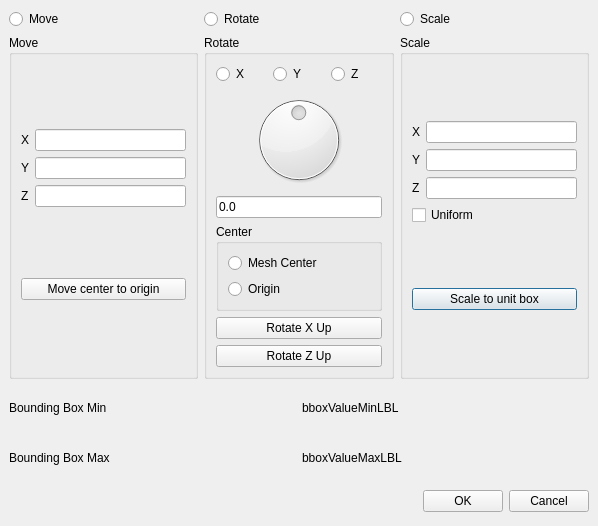
Qt form src/meshlabplugins/meshfilter/ui/transformDialog.ui (cnr-isti-vclab/meshlab) before a commit.
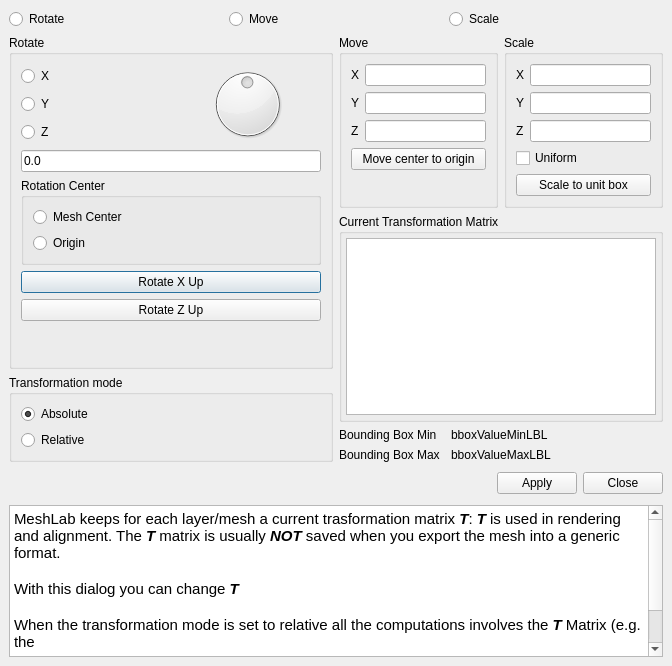
The same form after that commit. Icons and pictures are not drawn.

Commit message: Added Freeze transform and improved transformation dialog

```diff
--- a/src/meshlabplugins/meshfilter/ui/transformDialog.ui
+++ b/src/meshlabplugins/meshfilter/ui/transformDialog.ui
@@ -8,8 +8,8 @@
    <rect>
     <x>0</x>
     <y>0</y>
-    <width>598</width>
-    <height>526</height>
+    <width>672</width>
+    <height>666</height>
    </rect>
   </property>
   <property name="windowTitle" >
@@ -18,104 +18,112 @@
   <property name="windowIcon" >
    <iconset>../../../meshlab/images/eye128.png</iconset>
   </property>
-  <layout class="QGridLayout" >
+  <layout class="QVBoxLayout" >
    <property name="margin" >
     <number>9</number>
    </property>
    <property name="spacing" >
     <number>6</number>
    </property>
-   <item row="1" column="2" >
-    <widget class="QGroupBox" name="scaleBox" >
-     <property name="title" >
+   <item>
+    <layout class="QHBoxLayout" >
+     <property name="margin" >
+      <number>0</number>
+     </property>
+     <property name="spacing" >
+      <number>6</number>
+     </property>
+     <item>
+      <widget class="QRadioButton" name="isRotateRB" >
+       <property name="text" >
+        <string>Rotate</string>
+       </property>
+      </widget>
+     </item>
+     <item>
+      <widget class="QRadioButton" name="isMoveRB" >
+       <property name="text" >
+        <string>Move</string>
+       </property>
+      </widget>
+     </item>
+     <item>
+      <widget class="QRadioButton" name="isScaleRB" >
+       <property name="text" >
       <string>Scale</string>
      </property>
-     <layout class="QGridLayout" >
+      </widget>
+     </item>
+    </layout>
+   </item>
+   <item>
+    <layout class="QHBoxLayout" >
       <property name="margin" >
-       <number>9</number>
+      <number>0</number>
       </property>
       <property name="spacing" >
        <number>6</number>
       </property>
-      <item row="1" column="0" >
-       <widget class="QPushButton" name="scaleUnitPB" >
-        <property name="text" >
-         <string>Scale to unit box</string>
-        </property>
-       </widget>
-      </item>
-      <item row="0" column="0" >
-       <layout class="QGridLayout" >
+     <item>
+      <layout class="QVBoxLayout" >
         <property name="margin" >
          <number>0</number>
         </property>
         <property name="spacing" >
          <number>6</number>
         </property>
-        <item row="2" column="0" >
-         <widget class="QLabel" name="zScaleLBL" >
-          <property name="text" >
-           <string>Z</string>
-          </property>
-          <property name="buddy" >
-           <cstring>zScaleLE</cstring>
-          </property>
-         </widget>
-        </item>
-        <item row="1" column="1" >
-         <widget class="QLineEdit" name="yScaleLE" />
-        </item>
-        <item row="0" column="1" >
-         <widget class="QLineEdit" name="xScaleLE" />
-        </item>
-        <item row="1" column="0" >
-         <widget class="QLabel" name="yScaleLBL" >
-          <property name="text" >
-           <string>Y</string>
-          </property>
-          <property name="buddy" >
-           <cstring>yScaleLE</cstring>
-          </property>
-         </widget>
-        </item>
-        <item row="0" column="0" >
-         <widget class="QLabel" name="xScaleLBL" >
-          <property name="text" >
-           <string>X</string>
-          </property>
-          <property name="buddy" >
-           <cstring>xScaleLE</cstring>
-          </property>
-         </widget>
-        </item>
-        <item row="2" column="1" >
-         <widget class="QLineEdit" name="zScaleLE" />
-        </item>
-        <item row="3" column="0" colspan="2" >
-         <widget class="QCheckBox" name="uniformScaleCB" >
-          <property name="text" >
-           <string>Uniform</string>
-          </property>
-         </widget>
-        </item>
-       </layout>
-      </item>
-     </layout>
-    </widget>
-   </item>
-   <item row="1" column="1" >
+       <item>
     <widget class="QGroupBox" name="rotateBox" >
      <property name="title" >
       <string>Rotate</string>
      </property>
-     <layout class="QGridLayout" >
+         <layout class="QVBoxLayout" >
       <property name="margin" >
        <number>9</number>
       </property>
       <property name="spacing" >
        <number>6</number>
       </property>
-      <item row="1" column="0" >
+          <item>
+           <layout class="QHBoxLayout" >
+            <property name="margin" >
+             <number>0</number>
+            </property>
+            <property name="spacing" >
+             <number>6</number>
+            </property>
+            <item>
+             <layout class="QVBoxLayout" >
+              <property name="margin" >
+               <number>0</number>
+              </property>
+              <property name="spacing" >
+               <number>6</number>
+              </property>
+              <item>
+               <widget class="QRadioButton" name="xAxisRB" >
+                <property name="text" >
+                 <string>X</string>
+                </property>
+               </widget>
+              </item>
+              <item>
+               <widget class="QRadioButton" name="yAxisRB" >
+                <property name="text" >
+                 <string>Y</string>
+                </property>
+               </widget>
+              </item>
+              <item>
+               <widget class="QRadioButton" name="zAxisRB" >
+                <property name="text" >
+                 <string>Z</string>
+                </property>
+               </widget>
+              </item>
+             </layout>
+            </item>
+            <item>
        <widget class="QDial" name="rotateDial" >
         <property name="maximum" >
          <number>359</number>
@@ -140,50 +148,9 @@
         </property>
        </widget>
       </item>
-      <item row="5" column="0" >
-       <widget class="QPushButton" name="rotateZUpPB" >
-        <property name="text" >
-         <string>Rotate Z Up</string>
-        </property>
-       </widget>
-      </item>
-      <item row="4" column="0" >
-       <widget class="QPushButton" name="rotateXUpPB" >
-        <property name="text" >
-         <string>Rotate X Up</string>
-        </property>
-       </widget>
-      </item>
-      <item row="3" column="0" >
-       <widget class="QGroupBox" name="centerRotateBox" >
-        <property name="title" >
-         <string>Center</string>
-        </property>
-        <layout class="QGridLayout" >
-         <property name="margin" >
-          <number>9</number>
-         </property>
-         <property name="spacing" >
-          <number>6</number>
-         </property>
-         <item row="0" column="0" >
-          <widget class="QRadioButton" name="centerRotateRB" >
-           <property name="text" >
-            <string>Mesh Center</string>
-           </property>
-          </widget>
-         </item>
-         <item row="1" column="0" >
-          <widget class="QRadioButton" name="originRotateRB" >
-           <property name="text" >
-            <string>Origin</string>
-           </property>
-          </widget>
-         </item>
-        </layout>
-       </widget>
-      </item>
-      <item row="2" column="0" >
+           </layout>
+          </item>
+          <item>
        <widget class="QLineEdit" name="rotateLE" >
         <property name="text" >
          <string>0.0</string>
@@ -193,7 +160,108 @@
         </property>
        </widget>
       </item>
+          <item>
+           <widget class="QGroupBox" name="centerRotateBox" >
+            <property name="title" >
+             <string>Rotation Center</string>
+            </property>
+            <layout class="QGridLayout" >
+             <property name="margin" >
+              <number>9</number>
+             </property>
+             <property name="spacing" >
+              <number>6</number>
+             </property>
+             <item row="1" column="0" >
+              <widget class="QRadioButton" name="originRotateRB" >
+               <property name="text" >
+                <string>Origin</string>
+               </property>
+              </widget>
+             </item>
       <item row="0" column="0" >
+              <widget class="QRadioButton" name="centerRotateRB" >
+               <property name="text" >
+                <string>Mesh Center</string>
+               </property>
+              </widget>
+             </item>
+            </layout>
+           </widget>
+          </item>
+          <item>
+           <widget class="QPushButton" name="rotateXUpPB" >
+            <property name="text" >
+             <string>Rotate X Up</string>
+            </property>
+           </widget>
+          </item>
+          <item>
+           <widget class="QPushButton" name="rotateZUpPB" >
+            <property name="text" >
+             <string>Rotate Z Up</string>
+            </property>
+           </widget>
+          </item>
+          <item>
+           <spacer>
+            <property name="orientation" >
+             <enum>Qt::Vertical</enum>
+            </property>
+            <property name="sizeHint" >
+             <size>
+              <width>16</width>
+              <height>56</height>
+             </size>
+            </property>
+           </spacer>
+          </item>
+         </layout>
+        </widget>
+       </item>
+       <item>
+        <widget class="QGroupBox" name="groupBox_2" >
+         <property name="title" >
+          <string>Transformation mode</string>
+         </property>
+         <layout class="QVBoxLayout" >
+          <property name="margin" >
+           <number>9</number>
+          </property>
+          <property name="spacing" >
+           <number>6</number>
+          </property>
+          <item>
+           <widget class="QRadioButton" name="absoluteRB" >
+            <property name="text" >
+             <string>Absolute</string>
+            </property>
+            <property name="checked" >
+             <bool>true</bool>
+            </property>
+           </widget>
+          </item>
+          <item>
+           <widget class="QRadioButton" name="relativeRB" >
+            <property name="text" >
+             <string>Relative</string>
+            </property>
+           </widget>
+          </item>
+         </layout>
+        </widget>
+       </item>
+      </layout>
+     </item>
+     <item>
+      <layout class="QVBoxLayout" >
+       <property name="margin" >
+        <number>0</number>
+       </property>
+       <property name="spacing" >
+        <number>6</number>
+       </property>
+       <item>
        <layout class="QHBoxLayout" >
         <property name="margin" >
          <number>0</number>
@@ -202,51 +270,18 @@
          <number>6</number>
         </property>
         <item>
-         <widget class="QRadioButton" name="xAxisRB" >
-          <property name="text" >
-           <string>X</string>
-          </property>
-         </widget>
-        </item>
-        <item>
-         <widget class="QRadioButton" name="yAxisRB" >
-          <property name="text" >
-           <string>Y</string>
-          </property>
-         </widget>
-        </item>
-        <item>
-         <widget class="QRadioButton" name="zAxisRB" >
-          <property name="text" >
-           <string>Z</string>
-          </property>
-         </widget>
-        </item>
-       </layout>
-      </item>
-     </layout>
-    </widget>
-   </item>
-   <item row="1" column="0" >
     <widget class="QGroupBox" name="moveBox" >
      <property name="title" >
       <string>Move</string>
      </property>
-     <layout class="QGridLayout" >
+           <layout class="QVBoxLayout" >
       <property name="margin" >
        <number>9</number>
       </property>
       <property name="spacing" >
        <number>6</number>
       </property>
-      <item row="1" column="0" >
-       <widget class="QPushButton" name="mvCenterOriginPB" >
-        <property name="text" >
-         <string>Move center to origin</string>
-        </property>
-       </widget>
-      </item>
-      <item row="0" column="0" >
+            <item>
        <layout class="QGridLayout" >
         <property name="margin" >
          <number>0</number>
@@ -295,47 +330,137 @@
         </item>
        </layout>
       </item>
-     </layout>
-    </widget>
-   </item>
-   <item row="3" column="0" colspan="3" >
-    <layout class="QHBoxLayout" >
-     <property name="margin" >
-      <number>0</number>
-     </property>
-     <property name="spacing" >
-      <number>6</number>
-     </property>
+            <item>
+             <widget class="QPushButton" name="mvCenterOriginPB" >
+              <property name="text" >
+               <string>Move center to origin</string>
+              </property>
+             </widget>
+            </item>
      <item>
       <spacer>
        <property name="orientation" >
-        <enum>Qt::Horizontal</enum>
+               <enum>Qt::Vertical</enum>
        </property>
        <property name="sizeHint" >
         <size>
-         <width>131</width>
-         <height>31</height>
+                <width>20</width>
+                <height>40</height>
         </size>
        </property>
       </spacer>
      </item>
+           </layout>
+          </widget>
+         </item>
      <item>
-      <widget class="QPushButton" name="okButton" >
+          <widget class="QGroupBox" name="scaleBox" >
+           <property name="title" >
+            <string>Scale</string>
+           </property>
+           <layout class="QGridLayout" >
+            <property name="margin" >
+             <number>9</number>
+            </property>
+            <property name="spacing" >
+             <number>6</number>
+            </property>
+            <item row="0" column="0" >
+             <layout class="QGridLayout" >
+              <property name="margin" >
+               <number>0</number>
+              </property>
+              <property name="spacing" >
+               <number>6</number>
+              </property>
+              <item row="2" column="0" >
+               <widget class="QLabel" name="zScaleLBL" >
        <property name="text" >
-        <string>OK</string>
-       </property>
-      </widget>
-     </item>
-     <item>
-      <widget class="QPushButton" name="cancelButton" >
+                 <string>Z</string>
+                </property>
+                <property name="buddy" >
+                 <cstring>zScaleLE</cstring>
+                </property>
+               </widget>
+              </item>
+              <item row="1" column="1" >
+               <widget class="QLineEdit" name="yScaleLE" />
+              </item>
+              <item row="0" column="1" >
+               <widget class="QLineEdit" name="xScaleLE" />
+              </item>
+              <item row="1" column="0" >
+               <widget class="QLabel" name="yScaleLBL" >
        <property name="text" >
-        <string>Cancel</string>
-       </property>
-      </widget>
-     </item>
-    </layout>
-   </item>
-   <item row="2" column="0" colspan="3" >
+                 <string>Y</string>
+                </property>
+                <property name="buddy" >
+                 <cstring>yScaleLE</cstring>
+                </property>
+               </widget>
+              </item>
+              <item row="0" column="0" >
+               <widget class="QLabel" name="xScaleLBL" >
+                <property name="text" >
+                 <string>X</string>
+                </property>
+                <property name="buddy" >
+                 <cstring>xScaleLE</cstring>
+                </property>
+               </widget>
+              </item>
+              <item row="2" column="1" >
+               <widget class="QLineEdit" name="zScaleLE" />
+              </item>
+              <item row="3" column="0" colspan="2" >
+               <widget class="QCheckBox" name="uniformScaleCB" >
+                <property name="text" >
+                 <string>Uniform</string>
+                </property>
+               </widget>
+              </item>
+             </layout>
+            </item>
+            <item row="1" column="0" >
+             <widget class="QPushButton" name="scaleUnitPB" >
+              <property name="text" >
+               <string>Scale to unit box</string>
+              </property>
+             </widget>
+            </item>
+           </layout>
+          </widget>
+         </item>
+        </layout>
+       </item>
+       <item>
+        <widget class="QGroupBox" name="groupBox" >
+         <property name="toolTip" >
+          <string/>
+         </property>
+         <property name="title" >
+          <string>Current Transformation Matrix</string>
+         </property>
+         <layout class="QVBoxLayout" >
+          <property name="margin" >
+           <number>4</number>
+          </property>
+          <property name="spacing" >
+           <number>3</number>
+          </property>
+          <item>
+           <widget class="QTableWidget" name="tableWidget" >
+            <property name="font" >
+             <font>
+              <pointsize>9</pointsize>
+             </font>
+            </property>
+           </widget>
+          </item>
+         </layout>
+        </widget>
+       </item>
+       <item>
     <layout class="QGridLayout" >
      <property name="margin" >
       <number>0</number>
@@ -345,11 +470,26 @@
      </property>
      <item row="1" column="0" >
       <widget class="QLabel" name="bboxMaxLBL" >
+           <property name="sizePolicy" >
+            <sizepolicy>
+             <hsizetype>5</hsizetype>
+             <vsizetype>5</vsizetype>
+             <horstretch>1</horstretch>
+             <verstretch>0</verstretch>
+            </sizepolicy>
+           </property>
        <property name="text" >
         <string>Bounding Box Max</string>
        </property>
       </widget>
      </item>
+         <item row="0" column="1" >
+          <widget class="QLabel" name="bboxValueMinLBL" >
+           <property name="text" >
+            <string>bboxValueMinLBL</string>
+           </property>
+          </widget>
+         </item>
      <item row="0" column="0" >
       <widget class="QLabel" name="bboxMinLBL" >
        <property name="text" >
@@ -359,21 +499,39 @@
      </item>
      <item row="1" column="1" >
       <widget class="QLabel" name="bboxValueMaxLBL" >
+           <property name="sizePolicy" >
+            <sizepolicy>
+             <hsizetype>5</hsizetype>
+             <vsizetype>5</vsizetype>
+             <horstretch>2</horstretch>
+             <verstretch>0</verstretch>
+            </sizepolicy>
+           </property>
        <property name="text" >
         <string>bboxValueMaxLBL</string>
        </property>
       </widget>
      </item>
-     <item row="0" column="1" >
-      <widget class="QLabel" name="bboxValueMinLBL" >
-       <property name="text" >
-        <string>bboxValueMinLBL</string>
-       </property>
-      </widget>
+         <item row="2" column="0" >
+          <spacer>
+           <property name="orientation" >
+            <enum>Qt::Vertical</enum>
+           </property>
+           <property name="sizeHint" >
+            <size>
+             <width>0</width>
+             <height>0</height>
+            </size>
+           </property>
+          </spacer>
      </item>
     </layout>
    </item>
-   <item row="0" column="0" colspan="3" >
+      </layout>
+     </item>
+    </layout>
+   </item>
+   <item>
     <layout class="QHBoxLayout" >
      <property name="margin" >
       <number>0</number>
@@ -382,28 +540,55 @@
       <number>6</number>
      </property>
      <item>
-      <widget class="QRadioButton" name="isMoveRB" >
-       <property name="text" >
-        <string>Move</string>
+      <spacer>
+       <property name="orientation" >
+        <enum>Qt::Horizontal</enum>
        </property>
-      </widget>
+       <property name="sizeHint" >
+        <size>
+         <width>131</width>
+         <height>31</height>
+        </size>
+       </property>
+      </spacer>
      </item>
      <item>
-      <widget class="QRadioButton" name="isRotateRB" >
+      <widget class="QPushButton" name="applyButton" >
        <property name="text" >
-        <string>Rotate</string>
+        <string>Apply</string>
        </property>
       </widget>
      </item>
      <item>
-      <widget class="QRadioButton" name="isScaleRB" >
+      <widget class="QPushButton" name="closeButton" >
        <property name="text" >
-        <string>Scale</string>
+        <string>Close</string>
        </property>
       </widget>
      </item>
     </layout>
    </item>
+   <item>
+    <widget class="QTextBrowser" name="textBrowser" >
+     <property name="font" >
+      <font>
+       <pointsize>11</pointsize>
+      </font>
+     </property>
+     <property name="html" >
+      <string>&lt;html>&lt;head>&lt;meta name="qrichtext" content="1" />&lt;style type="text/css">
+p, li { white-space: pre-wrap; }
+&lt;/style>&lt;/head>&lt;body style=" font-family:'Lucida Grande'; font-size:11pt; font-weight:400; font-style:normal; text-decoration:none;">
+&lt;p style=" margin-top:0px; margin-bottom:0px; margin-left:0px; margin-right:0px; -qt-block-indent:0; text-indent:0px; font-size:13pt;">&lt;span style=" font-size:11pt;">MeshLab keeps for each layer/mesh a current trasformation matrix &lt;/span>&lt;span style=" font-size:11pt; font-weight:600; font-style:italic;">T&lt;/span>&lt;span style=" font-size:11pt;">: &lt;/span>&lt;span style=" font-size:11pt; font-weight:600; font-style:italic;">T&lt;/span>&lt;span style=" font-size:11pt;"> is used in rendering and alignment. The &lt;/span>&lt;span style=" font-size:11pt; font-weight:600; font-style:italic;">T&lt;/span>&lt;span style=" font-size:11pt;"> matrix is usually &lt;/span>&lt;span style=" font-size:11pt; font-weight:600; font-style:italic;">NOT&lt;/span>&lt;span style=" font-size:11pt;"> saved when you export the mesh into a generic format.&lt;/span>&lt;/p>
+&lt;p style="-qt-paragraph-type:empty; margin-top:0px; margin-bottom:0px; margin-left:0px; margin-right:0px; -qt-block-indent:0; text-indent:0px;">&lt;/p>
+&lt;p style=" margin-top:0px; margin-bottom:0px; margin-left:0px; margin-right:0px; -qt-block-indent:0; text-indent:0px;">With this dialog you can change &lt;span style=" font-weight:600; font-style:italic;">T&lt;/span>  &lt;/p>
+&lt;p style="-qt-paragraph-type:empty; margin-top:0px; margin-bottom:0px; margin-left:0px; margin-right:0px; -qt-block-indent:0; text-indent:0px;">&lt;/p>
+&lt;p style=" margin-top:0px; margin-bottom:0px; margin-left:0px; margin-right:0px; -qt-block-indent:0; text-indent:0px;">When the transformation mode is set to relative all the computations involves the &lt;span style=" font-weight:600; font-style:italic;">T&lt;/span> Matrix (e.g. the &lt;/p>
+&lt;p style="-qt-paragraph-type:empty; margin-top:0px; margin-bottom:0px; margin-left:0px; margin-right:0px; -qt-block-indent:0; text-indent:0px;">&lt;/p>
+&lt;p style=" margin-top:0px; margin-bottom:0px; margin-left:0px; margin-right:0px; -qt-block-indent:0; text-indent:0px;">To actually change the coords of the mesh and baking the matrix into the mesh itself you have to use the &lt;span style=" font-weight:600; font-style:italic;">freeze&lt;/span> filter (in that case &lt;span style=" font-weight:600; font-style:italic;">T&lt;/span> become the Identity).&lt;/p>&lt;/body>&lt;/html></string>
+     </property>
+    </widget>
+   </item>
   </layout>
  </widget>
  <pixmapfunction></pixmapfunction>
```
Left out of the diff: 6 changed lines with no effect on the pictures. Lines whose indentation alone changed are shown as unchanged. The commit also changes 4 other files.
